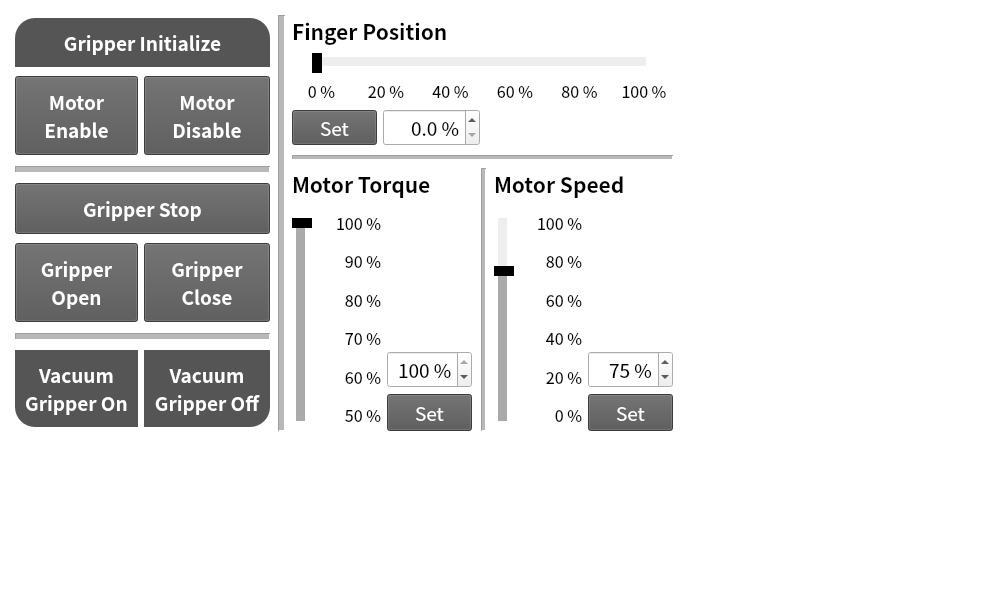
First picture: the form in datc_control/ui/datc_control_form.ui, repository PlanA2G/datc_user_interface_ros2, before the edit.
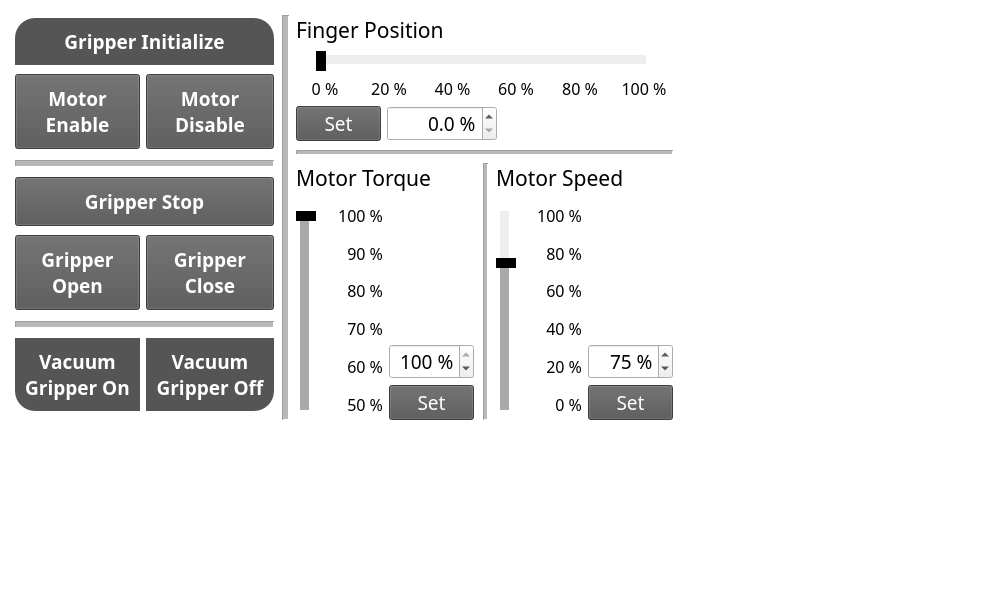
Second picture: the form after the edit.

Commit message: merge: datc_user_interface of TCP version

```diff
--- a/datc_control/ui/datc_control_form.ui
+++ b/datc_control/ui/datc_control_form.ui
@@ -341,7 +341,7 @@
          </property>
          <property name="font">
           <font>
-           <family>Noto Sans CJK HK</family>
+           <family>Noto Sans KR</family>
            <pointsize>14</pointsize>
            <weight>75</weight>
            <bold>true</bold>
@@ -801,7 +801,7 @@
          </property>
          <property name="font">
           <font>
-           <family>Noto Sans CJK HK</family>
+           <family>Noto Sans KR</family>
            <pointsize>14</pointsize>
            <weight>75</weight>
            <bold>true</bold>
@@ -1019,7 +1019,7 @@
          </property>
          <property name="font">
           <font>
-           <family>Noto Sans CJK HK</family>
+           <family>Noto Sans KR</family>
            <pointsize>14</pointsize>
            <weight>75</weight>
            <bold>true</bold>
@@ -1042,6 +1042,13 @@
            <height>10</height>
           </size>
          </property>
+         <property name="font">
+          <font>
+           <family>Noto Sans KR</family>
+           <weight>50</weight>
+           <bold>false</bold>
+          </font>
+         </property>
          <property name="lineWidth">
           <number>1</number>
          </property>
@@ -1256,7 +1263,7 @@
          </property>
          <property name="font">
           <font>
-           <family>Noto Sans CJK HK</family>
+           <family>Noto Sans KR</family>
            <pointsize>14</pointsize>
            <weight>75</weight>
            <bold>true</bold>
@@ -1473,7 +1480,7 @@
          </property>
          <property name="font">
           <font>
-           <family>Noto Sans CJK HK</family>
+           <family>Noto Sans KR</family>
            <pointsize>14</pointsize>
            <weight>75</weight>
            <bold>true</bold>
@@ -1691,7 +1698,7 @@
          </property>
          <property name="font">
           <font>
-           <family>Noto Sans CJK HK</family>
+           <family>Noto Sans KR</family>
            <pointsize>14</pointsize>
            <weight>75</weight>
            <bold>true</bold>
@@ -1714,6 +1721,13 @@
            <height>10</height>
           </size>
          </property>
+         <property name="font">
+          <font>
+           <family>Noto Sans KR</family>
+           <weight>50</weight>
+           <bold>false</bold>
+          </font>
+         </property>
          <property name="lineWidth">
           <number>1</number>
          </property>
@@ -1928,7 +1942,7 @@
          </property>
          <property name="font">
           <font>
-           <family>Noto Sans CJK HK</family>
+           <family>Noto Sans KR</family>
            <pointsize>14</pointsize>
            <weight>75</weight>
            <bold>true</bold>
@@ -2146,7 +2160,7 @@
          </property>
          <property name="font">
           <font>
-           <family>Noto Sans CJK HK</family>
+           <family>Noto Sans KR</family>
            <pointsize>14</pointsize>
            <weight>75</weight>
            <bold>true</bold>
@@ -2171,6 +2185,13 @@
          <height>0</height>
         </size>
        </property>
+       <property name="font">
+        <font>
+         <family>Noto Sans KR</family>
+         <weight>50</weight>
+         <bold>false</bold>
+        </font>
+       </property>
        <property name="lineWidth">
         <number>1</number>
        </property>
@@ -2190,10 +2211,10 @@
           <widget class="QLabel" name="label_50">
            <property name="font">
             <font>
-             <family>Noto Sans CJK HK</family>
+             <family>Noto Sans KR</family>
              <pointsize>16</pointsize>
-             <weight>75</weight>
-             <bold>true</bold>
+             <weight>50</weight>
+             <bold>false</bold>
             </font>
            </property>
            <property name="text">
@@ -2210,6 +2231,13 @@
             <layout class="QHBoxLayout" name="horizontalLayout_5">
              <item>
               <spacer name="horizontalSpacer">
+               <property name="font">
+                <font>
+                 <family>Noto Sans KR</family>
+                 <weight>50</weight>
+                 <bold>false</bold>
+                </font>
+               </property>
                <property name="orientation">
                 <enum>Qt::Horizontal</enum>
                </property>
@@ -2226,6 +2254,13 @@
              </item>
              <item>
               <widget class="QSlider" name="horizontalSlider_finger_pos">
+               <property name="font">
+                <font>
+                 <family>Noto Sans KR</family>
+                 <weight>50</weight>
+                 <bold>false</bold>
+                </font>
+               </property>
                <property name="maximum">
                 <number>100</number>
                </property>
@@ -2270,8 +2305,10 @@
               <widget class="QLabel" name="label_70">
                <property name="font">
                 <font>
-                 <family>Noto Sans CJK HK</family>
+                 <family>Noto Sans KR</family>
                  <pointsize>12</pointsize>
+                 <weight>50</weight>
+                 <bold>false</bold>
                 </font>
                </property>
                <property name="text">
@@ -2286,8 +2323,10 @@
               <widget class="QLabel" name="label_69">
                <property name="font">
                 <font>
-                 <family>Noto Sans CJK HK</family>
+                 <family>Noto Sans KR</family>
                  <pointsize>12</pointsize>
+                 <weight>50</weight>
+                 <bold>false</bold>
                 </font>
                </property>
                <property name="text">
@@ -2302,8 +2341,10 @@
               <widget class="QLabel" name="label_68">
                <property name="font">
                 <font>
-                 <family>Noto Sans CJK HK</family>
+                 <family>Noto Sans KR</family>
                  <pointsize>12</pointsize>
+                 <weight>50</weight>
+                 <bold>false</bold>
                 </font>
                </property>
                <property name="text">
@@ -2318,8 +2359,10 @@
               <widget class="QLabel" name="label_67">
                <property name="font">
                 <font>
-                 <family>Noto Sans CJK HK</family>
+                 <family>Noto Sans KR</family>
                  <pointsize>12</pointsize>
+                 <weight>50</weight>
+                 <bold>false</bold>
                 </font>
                </property>
                <property name="text">
@@ -2334,8 +2377,10 @@
               <widget class="QLabel" name="label_66">
                <property name="font">
                 <font>
-                 <family>Noto Sans CJK HK</family>
+                 <family>Noto Sans KR</family>
                  <pointsize>12</pointsize>
+                 <weight>50</weight>
+                 <bold>false</bold>
                 </font>
                </property>
                <property name="text">
@@ -2350,8 +2395,10 @@
               <widget class="QLabel" name="label_65">
                <property name="font">
                 <font>
-                 <family>Noto Sans CJK HK</family>
+                 <family>Noto Sans KR</family>
                  <pointsize>12</pointsize>
+                 <weight>50</weight>
+                 <bold>false</bold>
                 </font>
                </property>
                <property name="text">
@@ -2589,8 +2636,10 @@
              </property>
              <property name="font">
               <font>
-               <family>Noto Sans CJK HK</family>
+               <family>Noto Sans KR</family>
                <pointsize>14</pointsize>
+               <weight>50</weight>
+               <bold>false</bold>
               </font>
              </property>
              <property name="text">
@@ -2603,10 +2652,18 @@
            </item>
            <item>
             <widget class="QDoubleSpinBox" name="doubleSpinBox_finger_pos">
+             <property name="minimumSize">
+              <size>
+               <width>110</width>
+               <height>0</height>
+              </size>
+             </property>
              <property name="font">
               <font>
-               <family>Noto Sans CJK HK</family>
+               <family>Noto Sans KR</family>
                <pointsize>14</pointsize>
+               <weight>50</weight>
+               <bold>false</bold>
               </font>
              </property>
              <property name="alignment">
@@ -2625,6 +2682,13 @@
            </item>
            <item>
             <spacer name="horizontalSpacer_3">
+             <property name="font">
+              <font>
+               <family>Noto Sans KR</family>
+               <weight>50</weight>
+               <bold>false</bold>
+              </font>
+             </property>
              <property name="orientation">
               <enum>Qt::Horizontal</enum>
              </property>
@@ -2648,6 +2712,13 @@
            <height>10</height>
           </size>
          </property>
+         <property name="font">
+          <font>
+           <family>Noto Sans KR</family>
+           <weight>50</weight>
+           <bold>false</bold>
+          </font>
+         </property>
          <property name="lineWidth">
           <number>1</number>
          </property>
@@ -2667,8 +2738,10 @@
             <widget class="QDoubleSpinBox" name="doubleSpinBox_torque">
              <property name="font">
               <font>
-               <family>Noto Sans CJK HK</family>
+               <family>Noto Sans KR</family>
                <pointsize>14</pointsize>
+               <weight>50</weight>
+               <bold>false</bold>
               </font>
              </property>
              <property name="alignment">
@@ -2695,10 +2768,10 @@
             <widget class="QLabel" name="label_51">
              <property name="font">
               <font>
-               <family>Noto Sans CJK HK</family>
+               <family>Noto Sans KR</family>
                <pointsize>16</pointsize>
-               <weight>75</weight>
-               <bold>true</bold>
+               <weight>50</weight>
+               <bold>false</bold>
               </font>
              </property>
              <property name="text">
@@ -2924,8 +2997,10 @@
              </property>
              <property name="font">
               <font>
-               <family>Noto Sans CJK HK</family>
+               <family>Noto Sans KR</family>
                <pointsize>14</pointsize>
+               <weight>50</weight>
+               <bold>false</bold>
               </font>
              </property>
              <property name="text">
@@ -2938,6 +3013,13 @@
            </item>
            <item row="1" column="1">
             <spacer name="verticalSpacer_5">
+             <property name="font">
+              <font>
+               <family>Noto Sans KR</family>
+               <weight>50</weight>
+               <bold>false</bold>
+              </font>
+             </property>
              <property name="orientation">
               <enum>Qt::Vertical</enum>
              </property>
@@ -2955,6 +3037,13 @@
               <layout class="QVBoxLayout" name="verticalLayout_2">
                <item>
                 <spacer name="verticalSpacer">
+                 <property name="font">
+                  <font>
+                   <family>Noto Sans KR</family>
+                   <weight>50</weight>
+                   <bold>false</bold>
+                  </font>
+                 </property>
                  <property name="orientation">
                   <enum>Qt::Vertical</enum>
                  </property>
@@ -2971,6 +3060,13 @@
                </item>
                <item>
                 <widget class="QSlider" name="verticalSlider_torque">
+                 <property name="font">
+                  <font>
+                   <family>Noto Sans KR</family>
+                   <weight>50</weight>
+                   <bold>false</bold>
+                  </font>
+                 </property>
                  <property name="minimum">
                   <number>50</number>
                  </property>
@@ -2993,6 +3089,13 @@
                </item>
                <item>
                 <spacer name="verticalSpacer_2">
+                 <property name="font">
+                  <font>
+                   <family>Noto Sans KR</family>
+                   <weight>50</weight>
+                   <bold>false</bold>
+                  </font>
+                 </property>
                  <property name="orientation">
                   <enum>Qt::Vertical</enum>
                  </property>
@@ -3015,8 +3118,10 @@
                 <widget class="QLabel" name="label_58">
                  <property name="font">
                   <font>
-                   <family>Noto Sans CJK HK</family>
+                   <family>Noto Sans KR</family>
                    <pointsize>12</pointsize>
+                   <weight>50</weight>
+                   <bold>false</bold>
                   </font>
                  </property>
                  <property name="text">
@@ -3031,8 +3136,10 @@
                 <widget class="QLabel" name="label_57">
                  <property name="font">
                   <font>
-                   <family>Noto Sans CJK HK</family>
+                   <family>Noto Sans KR</family>
                    <pointsize>12</pointsize>
+                   <weight>50</weight>
+                   <bold>false</bold>
                   </font>
                  </property>
                  <property name="text">
@@ -3047,8 +3154,10 @@
                 <widget class="QLabel" name="label_56">
                  <property name="font">
                   <font>
-                   <family>Noto Sans CJK HK</family>
+                   <family>Noto Sans KR</family>
                    <pointsize>12</pointsize>
+                   <weight>50</weight>
+                   <bold>false</bold>
                   </font>
                  </property>
                  <property name="text">
@@ -3063,8 +3172,10 @@
                 <widget class="QLabel" name="label_55">
                  <property name="font">
                   <font>
-                   <family>Noto Sans CJK HK</family>
+                   <family>Noto Sans KR</family>
                    <pointsize>12</pointsize>
+                   <weight>50</weight>
+                   <bold>false</bold>
                   </font>
                  </property>
                  <property name="text">
@@ -3079,8 +3190,10 @@
                 <widget class="QLabel" name="label_54">
                  <property name="font">
                   <font>
-                   <family>Noto Sans CJK HK</family>
+                   <family>Noto Sans KR</family>
                    <pointsize>12</pointsize>
+                   <weight>50</weight>
+                   <bold>false</bold>
                   </font>
                  </property>
                  <property name="text">
@@ -3095,8 +3208,10 @@
                 <widget class="QLabel" name="label_53">
                  <property name="font">
                   <font>
-                   <family>Noto Sans CJK HK</family>
+                   <family>Noto Sans KR</family>
                    <pointsize>12</pointsize>
+                   <weight>50</weight>
+                   <bold>false</bold>
                   </font>
                  </property>
                  <property name="text">
@@ -3121,6 +3236,13 @@
              <height>0</height>
             </size>
            </property>
+           <property name="font">
+            <font>
+             <family>Noto Sans KR</family>
+             <weight>50</weight>
+             <bold>false</bold>
+            </font>
+           </property>
            <property name="lineWidth">
             <number>1</number>
            </property>
@@ -3138,10 +3260,10 @@
             <widget class="QLabel" name="label_52">
              <property name="font">
               <font>
-               <family>Noto Sans CJK HK</family>
+               <family>Noto Sans KR</family>
                <pointsize>16</pointsize>
-               <weight>75</weight>
-               <bold>true</bold>
+               <weight>50</weight>
+               <bold>false</bold>
               </font>
              </property>
              <property name="text">
@@ -3367,8 +3489,10 @@
              </property>
              <property name="font">
               <font>
-               <family>Noto Sans CJK HK</family>
+               <family>Noto Sans KR</family>
                <pointsize>14</pointsize>
+               <weight>50</weight>
+               <bold>false</bold>
               </font>
              </property>
              <property name="text">
@@ -3385,6 +3509,13 @@
               <layout class="QVBoxLayout" name="verticalLayout_3">
                <item>
                 <spacer name="verticalSpacer_3">
+                 <property name="font">
+                  <font>
+                   <family>Noto Sans KR</family>
+                   <weight>50</weight>
+                   <bold>false</bold>
+                  </font>
+                 </property>
                  <property name="orientation">
                   <enum>Qt::Vertical</enum>
                  </property>
@@ -3401,6 +3532,13 @@
                </item>
                <item>
                 <widget class="QSlider" name="verticalSlider_speed">
+                 <property name="font">
+                  <font>
+                   <family>Noto Sans KR</family>
+                   <weight>50</weight>
+                   <bold>false</bold>
+                  </font>
+                 </property>
                  <property name="minimum">
                   <number>0</number>
                  </property>
@@ -3423,6 +3561,13 @@
                </item>
                <item>
                 <spacer name="verticalSpacer_4">
+                 <property name="font">
+                  <font>
+                   <family>Noto Sans KR</family>
+                   <weight>50</weight>
+                   <bold>false</bold>
+                  </font>
+                 </property>
                  <property name="orientation">
                   <enum>Qt::Vertical</enum>
                  </property>
@@ -3445,8 +3590,10 @@
                 <widget class="QLabel" name="label_59">
                  <property name="font">
                   <font>
-                   <family>Noto Sans CJK HK</family>
+                   <family>Noto Sans KR</family>
                    <pointsize>12</pointsize>
+                   <weight>50</weight>
+                   <bold>false</bold>
                   </font>
                  </property>
                  <property name="text">
@@ -3461,8 +3608,10 @@
                 <widget class="QLabel" name="label_60">
                  <property name="font">
                   <font>
-                   <family>Noto Sans CJK HK</family>
+                   <family>Noto Sans KR</family>
                    <pointsize>12</pointsize>
+                   <weight>50</weight>
+                   <bold>false</bold>
                   </font>
                  </property>
                  <property name="text">
@@ -3477,8 +3626,10 @@
                 <widget class="QLabel" name="label_61">
                  <property name="font">
                   <font>
-                   <family>Noto Sans CJK HK</family>
+                   <family>Noto Sans KR</family>
                    <pointsize>12</pointsize>
+                   <weight>50</weight>
+                   <bold>false</bold>
                   </font>
                  </property>
                  <property name="text">
@@ -3493,8 +3644,10 @@
                 <widget class="QLabel" name="label_62">
                  <property name="font">
                   <font>
-                   <family>Noto Sans CJK HK</family>
+                   <family>Noto Sans KR</family>
                    <pointsize>12</pointsize>
+                   <weight>50</weight>
+                   <bold>false</bold>
                   </font>
                  </property>
                  <property name="text">
@@ -3509,8 +3662,10 @@
                 <widget class="QLabel" name="label_63">
                  <property name="font">
                   <font>
-                   <family>Noto Sans CJK HK</family>
+                   <family>Noto Sans KR</family>
                    <pointsize>12</pointsize>
+                   <weight>50</weight>
+                   <bold>false</bold>
                   </font>
                  </property>
                  <property name="text">
@@ -3525,8 +3680,10 @@
                 <widget class="QLabel" name="label_64">
                  <property name="font">
                   <font>
-                   <family>Noto Sans CJK HK</family>
+                   <family>Noto Sans KR</family>
                    <pointsize>12</pointsize>
+                   <weight>50</weight>
+                   <bold>false</bold>
                   </font>
                  </property>
                  <property name="text">
@@ -3545,8 +3702,10 @@
             <widget class="QDoubleSpinBox" name="doubleSpinBox_speed">
              <property name="font">
               <font>
-               <family>Noto Sans CJK HK</family>
+               <family>Noto Sans KR</family>
                <pointsize>14</pointsize>
+               <weight>50</weight>
+               <bold>false</bold>
               </font>
              </property>
              <property name="alignment">
@@ -3571,6 +3730,13 @@
            </item>
            <item row="1" column="1">
             <spacer name="verticalSpacer_6">
+             <property name="font">
+              <font>
+               <family>Noto Sans KR</family>
+               <weight>50</weight>
+               <bold>false</bold>
+              </font>
+             </property>
              <property name="orientation">
               <enum>Qt::Vertical</enum>
              </property>
```
The commit also changes 16 other files.
